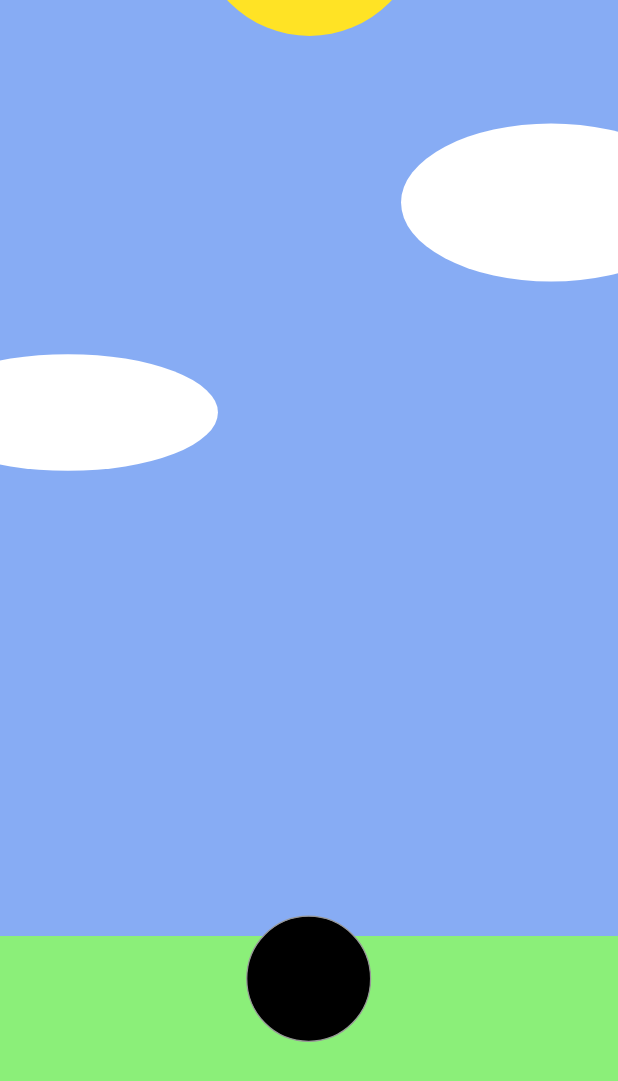
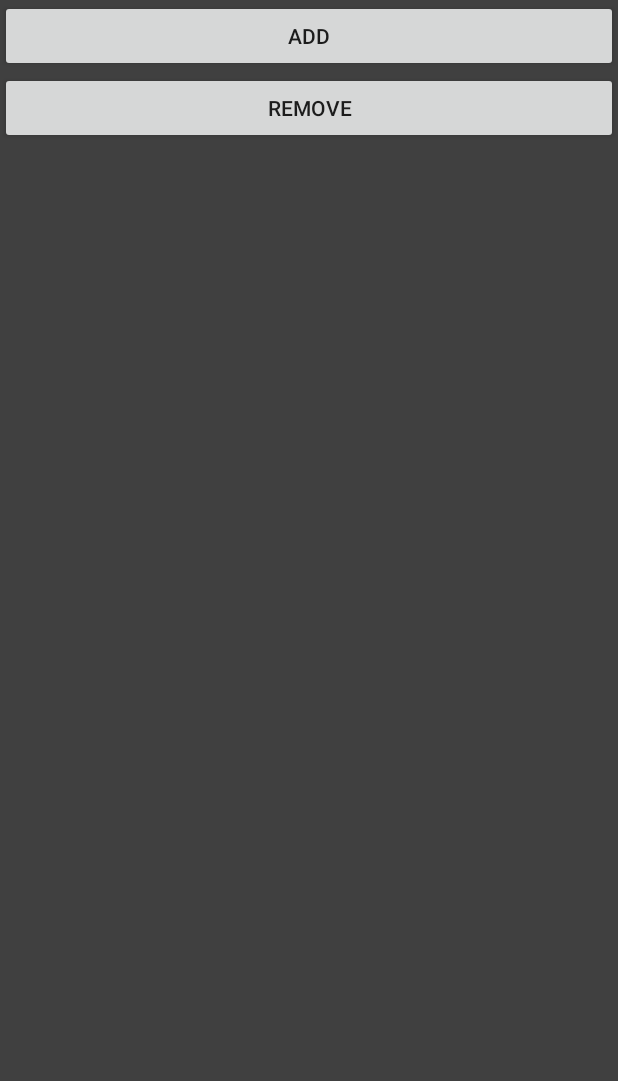
Before and after one commit to Picalfer/HorizonProgressBar, an Android app: the screen it shows after launch (MainActivity), on a phone screen of 412 x 824 dp. Shown: the top 1081 px of the screen. Run offline under Robolectric (Android 15) with nearby library versions, the phone set to English and light mode, and no system bars; our stand-ins replace Picasso; pictures from the network do not load.

Commit message:
own layout transition when appear or delete btns

```diff
--- a/app/src/main/java/com/example/horizonprogressbar/MainActivity.kt
+++ b/app/src/main/java/com/example/horizonprogressbar/MainActivity.kt
@@ -1,7 +1,9 @@
 package com.example.horizonprogressbar
 
 import android.animation.Animator
+import android.animation.AnimatorInflater
 import android.animation.AnimatorSet
+import android.animation.LayoutTransition
 import android.animation.ObjectAnimator
 import android.animation.ValueAnimator
 import android.annotation.SuppressLint
@@ -15,12 +17,14 @@ import android.view.Menu
 import android.view.MenuItem
 import android.view.View
 import android.view.View.ALPHA
+import android.view.animation.Animation
 import android.view.animation.AnimationSet
 import android.view.animation.AnimationUtils
 import android.view.animation.BounceInterpolator
 import android.widget.Button
 import android.widget.FrameLayout
 import android.widget.ImageView
+import android.widget.LinearLayout
 import android.widget.ProgressBar
 import android.widget.TextView
 import android.widget.Toast
@@ -29,6 +33,7 @@ import androidx.appcompat.app.AppCompatDelegate
 import androidx.appcompat.content.res.AppCompatResources
 import androidx.core.content.ContextCompat
 import com.example.horizonprogressbar.databinding.ActivityMainBinding
+import com.google.android.material.R.animator.m3_card_state_list_anim
 import com.google.android.material.appbar.MaterialToolbar
 import com.squareup.picasso.Picasso
 
@@ -51,7 +56,7 @@ class MainActivity : AppCompatActivity() {
         binding = ActivityMainBinding.inflate(layoutInflater).also { setContentView(it.root) }
 
         // todo for testing xml features
-        test6()
+        test7()
 
         val ivAnimation = AnimationUtils.loadAnimation(this, R.anim.iv_animation)
 
@@ -455,6 +460,41 @@ class MainActivity : AppCompatActivity() {
         }
     }
 
+    private fun test7() {
+        setContentView(R.layout.test7)
+
+        val container = findViewById<LinearLayout>(R.id.container_btns)
+        val removeBtn = findViewById<Button>(R.id.remove_btn)
+        val addBtn = findViewById<Button>(R.id.add_btn)
+
+        var counter = 0
+
+        container.layoutTransition.enableTransitionType(LayoutTransition.CHANGING)
+        container.layoutTransition.setAnimator(
+            LayoutTransition.APPEARING,
+            AnimatorInflater.loadAnimator(
+                this, R.animator.animator
+            )
+        )
+
+        addBtn.setOnClickListener {
+            counter++
+            val btn = Button(this)
+            btn.scaleX = 0f
+            btn.scaleY = 0f
+            btn.text = "Button$counter"
+
+            container.addView(btn)
+        }
+
+        removeBtn.setOnClickListener {
+            if (container.childCount != 0) {
+                counter--
+                container.removeViewAt(container.childCount - 1)
+            }
+        }
+    }
+
     private fun changeTheme() {
         if (dayNightMode == 1) {
             binding.rootFrame.background =
--- /dev/null
+++ b/app/src/main/res/animator/animator.xml
@@ -0,0 +1,18 @@
+<?xml version="1.0" encoding="utf-8"?>
+<set xmlns:android="http://schemas.android.com/apk/res/android">
+    <objectAnimator
+        android:duration="500"
+        android:propertyName="scaleX"
+        android:valueFrom="0"
+        android:valueTo="1.0"
+        android:interpolator="@android:interpolator/bounce"
+        android:valueType="floatType" />
+
+    <objectAnimator
+        android:duration="500"
+        android:propertyName="scaleY"
+        android:valueFrom="0"
+        android:valueTo="1.0"
+        android:interpolator="@android:interpolator/bounce"
+        android:valueType="floatType" />
+</set>
--- /dev/null
+++ b/app/src/main/res/layout/test7.xml
@@ -0,0 +1,38 @@
+<?xml version="1.0" encoding="utf-8"?>
+<androidx.constraintlayout.widget.ConstraintLayout xmlns:android="http://schemas.android.com/apk/res/android"
+    xmlns:app="http://schemas.android.com/apk/res-auto"
+    android:layout_width="match_parent"
+    android:background="@color/gray"
+    android:layout_height="match_parent">
+
+    <Button
+        android:id="@+id/add_btn"
+        android:layout_width="match_parent"
+        android:layout_height="wrap_content"
+        android:text="ADD"
+        app:layout_constraintEnd_toEndOf="parent"
+        app:layout_constraintStart_toStartOf="parent"
+        app:layout_constraintTop_toTopOf="parent" />
+
+    <Button
+        android:id="@+id/remove_btn"
+        android:layout_width="match_parent"
+        android:layout_height="wrap_content"
+        android:text="REMOVE"
+        app:layout_constraintEnd_toEndOf="parent"
+        app:layout_constraintStart_toStartOf="parent"
+        app:layout_constraintTop_toBottomOf="@+id/add_btn" />
+
+    <LinearLayout
+        android:gravity="center"
+        android:id="@+id/container_btns"
+        android:animateLayoutChanges="true"
+        android:layout_width="match_parent"
+        android:layout_height="0dp"
+        android:orientation="vertical"
+        app:layout_constraintBottom_toBottomOf="parent"
+        app:layout_constraintEnd_toEndOf="parent"
+        app:layout_constraintTop_toBottomOf="@+id/remove_btn" />
+
+
+</androidx.constraintlayout.widget.ConstraintLayout>
--- a/app/src/main/res/values/colors.xml
+++ b/app/src/main/res/values/colors.xml
@@ -6,6 +6,7 @@
     <color name="teal_200">#FF03DAC5</color>
     <color name="teal_700">#FF018786</color>
     <color name="black">#FF000000</color>
+    <color name="gray">#404040</color>
     <color name="white">#FFFFFFFF</color>
     <color name="progress_bar_bg">#A9DC70</color>
     <color name="progress_bar">#BD1042</color>
```
